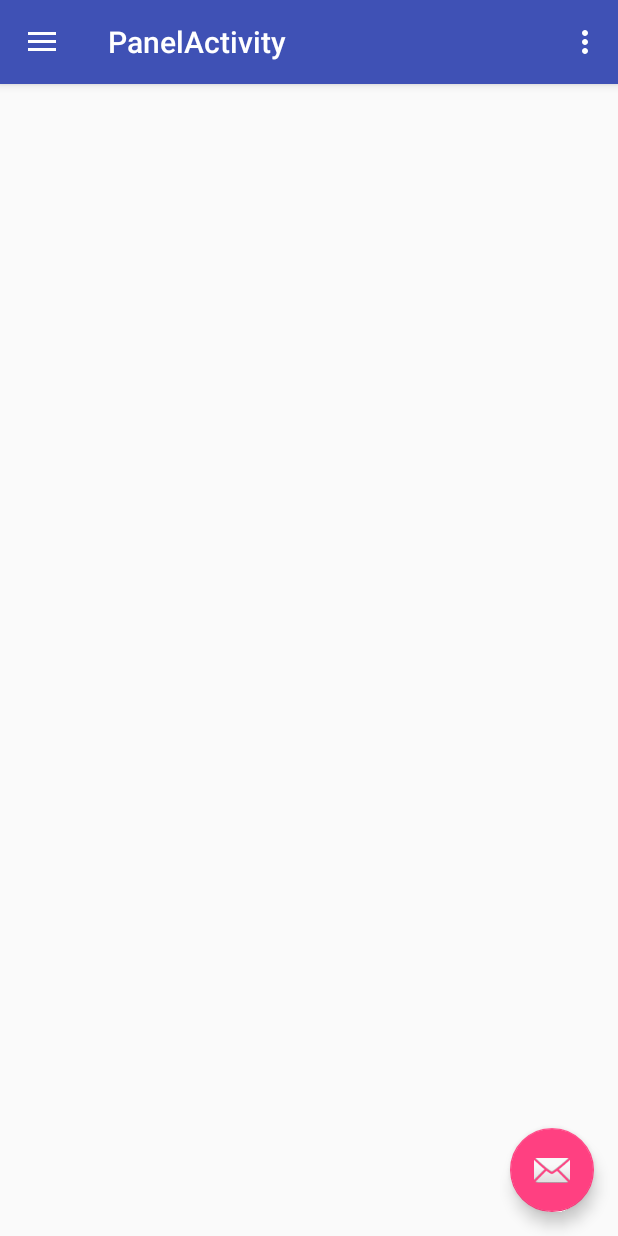
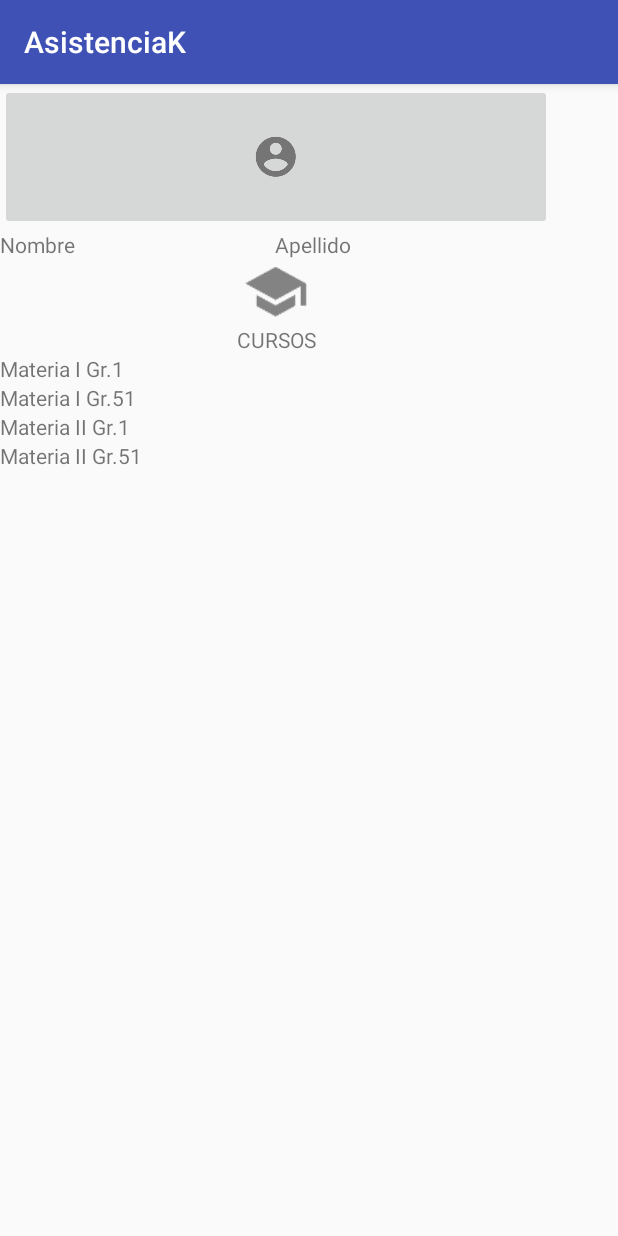
Before and after one commit to jojstepersan/asistenciaK, an Android app: the PanelActivity screen opened directly, with no data from a screen before it, in the side drawer, after a tap on "Profile", on a phone screen of 412 x 824 dp. Run offline under Robolectric (Android 15) with nearby library versions, the phone set to English and light mode, and no system bars.

Commit message:
the connection between the views and the elements in the profile

```diff
--- a/AsistenciaK/app/src/main/AndroidManifest.xml
+++ b/AsistenciaK/app/src/main/AndroidManifest.xml
@@ -15,18 +15,23 @@
         android:supportsRtl="true"
         android:theme="@style/AppTheme">
         <activity
-            android:name=".MainActivity"
-            android:label="@string/app_name"
-            android:theme="@style/AppTheme.NoActionBar"></activity>
-        <activity
             android:name=".LoginActivity"
-            android:label="@string/title_activity_login" />
-
-        <intent-filter>
+            android:label="@string/title_activity_login">
+            <intent-filter>
             <action android:name="android.intent.action.MAIN" />
 
             <category android:name="android.intent.category.LAUNCHER" />
         </intent-filter>
+        </activity>
+
+        <activity
+
+            android:name=".MainActivity"
+            android:label="@string/app_name"
+            android:theme="@style/AppTheme.NoActionBar"/>
+
+
+
 
         <activity
             android:name=".PanelActivity"
--- a/AsistenciaK/app/src/main/java/com/example/jojstepersan/asistenciak/LoginActivity.java
+++ b/AsistenciaK/app/src/main/java/com/example/jojstepersan/asistenciak/LoginActivity.java
@@ -3,6 +3,7 @@ package com.example.jojstepersan.asistenciak;
 import android.animation.Animator;
 import android.animation.AnimatorListenerAdapter;
 import android.annotation.TargetApi;
+import android.content.Intent;
 import android.content.pm.PackageManager;
 import android.support.annotation.NonNull;
 import android.support.design.widget.Snackbar;
@@ -61,12 +62,24 @@ public class LoginActivity extends AppCompatActivity implements LoaderCallbacks<
     private EditText mPasswordView;
     private View mProgressView;
     private View mLoginFormView;
+    Button login;
 
     @Override
     protected void onCreate(Bundle savedInstanceState) {
         super.onCreate(savedInstanceState);
         setContentView(R.layout.activity_login);
         // Set up the login form.
+        login=(Button)findViewById(R.id.email_sign_in_button);
+        login.setOnClickListener(new OnClickListener() {
+            @Override
+            public void onClick(View view) {
+              Intent siguiente = new Intent(LoginActivity.this, PanelActivity.class);
+                startActivity(siguiente);
+            }
+        }
+
+        );
+
         mEmailView = (AutoCompleteTextView) findViewById(R.id.email);
         populateAutoComplete();
 
@@ -82,13 +95,13 @@ public class LoginActivity extends AppCompatActivity implements LoaderCallbacks<
             }
         });
 
-        Button mEmailSignInButton = (Button) findViewById(R.id.email_sign_in_button);
-        mEmailSignInButton.setOnClickListener(new OnClickListener() {
-            @Override
-            public void onClick(View view) {
-                attemptLogin();
-            }
-        });
+       // Button mEmailSignInButton = (Button) findViewById(R.id.email_sign_in_button);
+        //mEmailSignInButton.setOnClickListener(new OnClickListener() {
+           // @Override
+            //public void onClick(View view) {
+             //   attemptLogin();
+           // }
+        //});
 
         mLoginFormView = findViewById(R.id.login_form);
         mProgressView = findViewById(R.id.login_progress);
--- a/AsistenciaK/app/src/main/java/com/example/jojstepersan/asistenciak/PanelActivity.java
+++ b/AsistenciaK/app/src/main/java/com/example/jojstepersan/asistenciak/PanelActivity.java
@@ -1,5 +1,7 @@
 package com.example.jojstepersan.asistenciak;
 
+import android.content.ClipData;
+import android.content.Intent;
 import android.os.Bundle;
 import android.support.design.widget.FloatingActionButton;
 import android.support.design.widget.Snackbar;
@@ -12,14 +14,33 @@ import android.support.v7.app.AppCompatActivity;
 import android.support.v7.widget.Toolbar;
 import android.view.Menu;
 import android.view.MenuItem;
+import android.widget.Button;
 
 public class PanelActivity extends AppCompatActivity
         implements NavigationView.OnNavigationItemSelectedListener {
-
+    /*Button profile;
     @Override
     protected void onCreate(Bundle savedInstanceState) {
         super.onCreate(savedInstanceState);
         setContentView(R.layout.activity_panel);
+        // Set up the login form.
+        profile=(Button)findViewById(R.id.email_sign_in_button);
+        profile.setOnClickListener(new View.OnClickListener() {
+                                       @Override
+                                       public void onClick(View view) {
+                                           Intent siguiente = new Intent(PanelActivity.this, ProfileActivity.class);
+                                           startActivity(siguiente);
+                                       }
+                                   }
+
+        );
+    }*/
+    @Override
+    protected void onCreate(Bundle savedInstanceState) {
+        super.onCreate(savedInstanceState);
+        setContentView(R.layout.activity_panel);
+        ClipData.Item profile;
+
         Toolbar toolbar = (Toolbar) findViewById(R.id.toolbar);
         setSupportActionBar(toolbar);
 
@@ -86,16 +107,21 @@ public class PanelActivity extends AppCompatActivity
 
         } else if (id == R.id.nav_slideshow) {
 
-        } else if (id == R.id.nav_manage) {
+        } else if (id == R.id.nav_profile) {
+            Intent siguiente = new Intent(PanelActivity.this, ProfileActivity.class);
+            startActivity(siguiente);
 
-        } else if (id == R.id.nav_share) {
+        } //else if (id == R.id.nav_share) {
 
-        } else if (id == R.id.nav_send) {
+      //  } else if (id == R.id.nav_send) {
 
-        }
+     //   }
 
         DrawerLayout drawer = (DrawerLayout) findViewById(R.id.drawer_layout);
         drawer.closeDrawer(GravityCompat.START);
         return true;
     }
+
+
+
 }
--- a/AsistenciaK/app/src/main/res/layout/activity_panel.xml
+++ b/AsistenciaK/app/src/main/res/layout/activity_panel.xml
@@ -20,6 +20,9 @@
         android:layout_gravity="start"
         android:fitsSystemWindows="true"
         app:headerLayout="@layout/nav_header_panel"
-        app:menu="@menu/activity_panel_drawer" />
+        app:menu="@menu/activity_panel_drawer"
+        />
+
+
 
 </android.support.v4.widget.DrawerLayout>
--- a/AsistenciaK/app/src/main/res/layout/activity_profile.xml
+++ b/AsistenciaK/app/src/main/res/layout/activity_profile.xml
@@ -13,25 +13,30 @@
         android:orientation="vertical"
         android:visibility="visible"
         tools:layout_editor_absoluteX="8dp"
-        tools:layout_editor_absoluteY="8dp">
+        tools:layout_editor_absoluteY="8dp"
+        android:weightSum="1">
 
         <LinearLayout
             android:layout_width="match_parent"
             android:layout_height="wrap_content"
-            android:orientation="horizontal">
+            android:orientation="horizontal"
+            tools:layout_editor_absoluteY="0dp"
+            tools:layout_editor_absoluteX="8dp">
 
             <ImageButton
                 android:id="@+id/imageButton"
                 android:layout_width="wrap_content"
-                android:layout_height="wrap_content"
+                android:layout_height="97dp"
                 android:layout_weight="1"
                 app:srcCompat="@drawable/ic_user" />
         </LinearLayout>
 
         <LinearLayout
             android:layout_width="match_parent"
-            android:layout_height="match_parent"
-            android:orientation="horizontal">
+            android:layout_height="wrap_content"
+            android:orientation="horizontal"
+            tools:layout_editor_absoluteY="0dp"
+            tools:layout_editor_absoluteX="8dp">
 
             <TextView
                 android:id="@+id/textView3"
@@ -46,6 +51,74 @@
                 android:layout_height="wrap_content"
                 android:layout_weight="1"
                 android:text="Apellido" />
+
         </LinearLayout>
+       <LinearLayout
+           android:layout_width="match_parent"
+           android:layout_height="wrap_content"
+           tools:layout_editor_absoluteY="0dp"
+           tools:layout_editor_absoluteX="8dp">
+
+           <ImageView
+               android:layout_width="wrap_content"
+               android:layout_height="44dp"
+               android:layout_weight="1"
+               app:srcCompat="@drawable/ic_courses"
+               />
+
+       </LinearLayout>
+        <LinearLayout
+            android:layout_width="match_parent"
+            android:layout_height="wrap_content"
+            tools:layout_editor_absoluteY="0dp"
+            tools:layout_editor_absoluteX="8dp">
+
+            <TextView
+                android:layout_width="wrap_content"
+                android:layout_height="wrap_content"
+                android:layout_weight="1"
+                android:text="CURSOS"
+                android:textAlignment="center"
+                />
+
+        </LinearLayout>
+       <LinearLayout
+           android:layout_width="match_parent"
+           android:layout_height="wrap_content"
+           android:orientation="vertical">
+
+
+               <TextView
+                   android:id="@+id/textView4"
+                   android:layout_width="match_parent"
+                   android:layout_height="wrap_content"
+                   android:layout_weight="0.07"
+                   android:text="Materia I Gr.1"/>
+
+               <TextView
+                   android:id="@+id/textView5"
+                   android:layout_width="match_parent"
+                   android:layout_height="wrap_content"
+                   android:layout_weight="0.07"
+                   android:text="Materia I Gr.51" />
+
+               <TextView
+                   android:id="@+id/textView6"
+                   android:layout_width="match_parent"
+                   android:layout_height="wrap_content"
+                   android:layout_weight="0.07"
+                   android:text="Materia II Gr.1" />
+
+               <TextView
+                   android:id="@+id/textView7"
+                   android:layout_width="match_parent"
+                   android:layout_height="wrap_content"
+                   android:layout_weight="0.07"
+                   android:text="Materia II Gr.51" />
+
+       </LinearLayout>
+
+
     </LinearLayout>
+
 </android.support.constraint.ConstraintLayout>
```
Also changed, not shown: AsistenciaK/app/src/main/java/com/example/jojstepersan/asistenciak/ProfileActivity.java (+7 -0 lines), AsistenciaK/app/src/main/res/menu/activity_panel_drawer.xml (+8 -1 lines).
